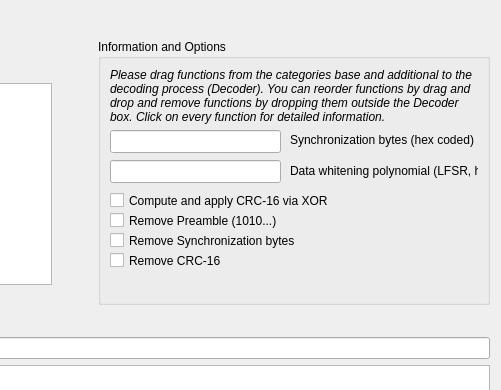
Above: ui/decoding.ui from jopohl/urh before the change; both pictures show x 517 to 1018 and y 0 to 390 of the 1018 by 570 pixel window. Below: the same form after it.
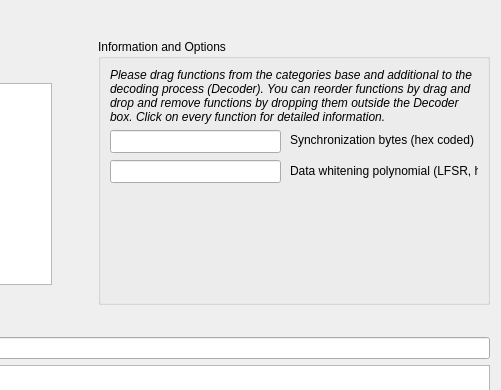
That is the form after the change. Custom widgets are drawn as their Qt base class.

Commit message: Removed CRC and 'remove_preamble, remove_sync' from CC1101 Data Whitening

Patch:
```diff
--- a/ui/decoding.ui
+++ b/ui/decoding.ui
@@ -478,58 +478,6 @@
                <string>Data whitening polynomial (LFSR, hex, w/o first bit)</string>
               </property>
              </widget>
-             <widget class="QCheckBox" name="datawhitening_applycrc">
-              <property name="geometry">
-               <rect>
-                <x>0</x>
-                <y>60</y>
-                <width>261</width>
-                <height>21</height>
-               </rect>
-              </property>
-              <property name="text">
-               <string>Compute and apply CRC-16 via XOR</string>
-              </property>
-             </widget>
-             <widget class="QCheckBox" name="datawhitening_preamble_rm">
-              <property name="geometry">
-               <rect>
-                <x>0</x>
-                <y>80</y>
-                <width>221</width>
-                <height>21</height>
-               </rect>
-              </property>
-              <property name="text">
-               <string>Remove Preamble (1010...)</string>
-              </property>
-             </widget>
-             <widget class="QCheckBox" name="datawhitening_sync_rm">
-              <property name="geometry">
-               <rect>
-                <x>0</x>
-                <y>100</y>
-                <width>261</width>
-                <height>21</height>
-               </rect>
-              </property>
-              <property name="text">
-               <string>Remove Synchronization bytes</string>
-              </property>
-             </widget>
-             <widget class="QCheckBox" name="datawhitening_crc_rm">
-              <property name="geometry">
-               <rect>
-                <x>0</x>
-                <y>120</y>
-                <width>131</width>
-                <height>21</height>
-               </rect>
-              </property>
-              <property name="text">
-               <string>Remove CRC-16</string>
-              </property>
-             </widget>
             </widget>
             <widget class="QWidget" name="page_cut">
              <widget class="QLineEdit" name="cutmark">
```
The commit also changes 3 other files.
